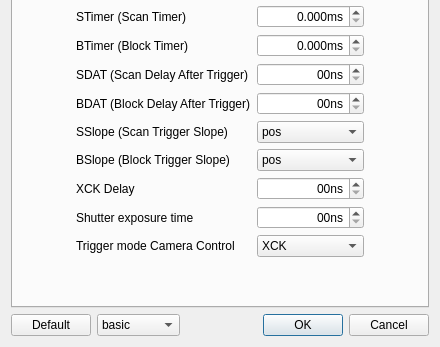
Entwicklungsburo-Stresing/EBST_CAM, file escam/dialogsettings.ui: the form before one commit; both pictures show x 0 to 440 and y 195 to 542 of the 440 by 542 pixel window.
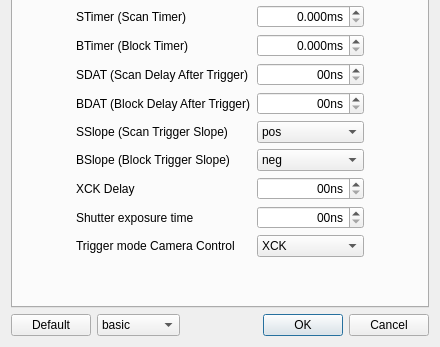
The form after the commit.

The edit to the form file:
```diff
--- a/escam/dialogsettings.ui
+++ b/escam/dialogsettings.ui
@@ -27,7 +27,7 @@
           <widget class="QComboBox" name="comboBoxBslope">
            <item>
             <property name="text">
-             <string>pos</string>
+             <string>neg</string>
             </property>
            </item>
            <item>
```
Left out of the diff: 2 changed lines with no effect on the pictures.
